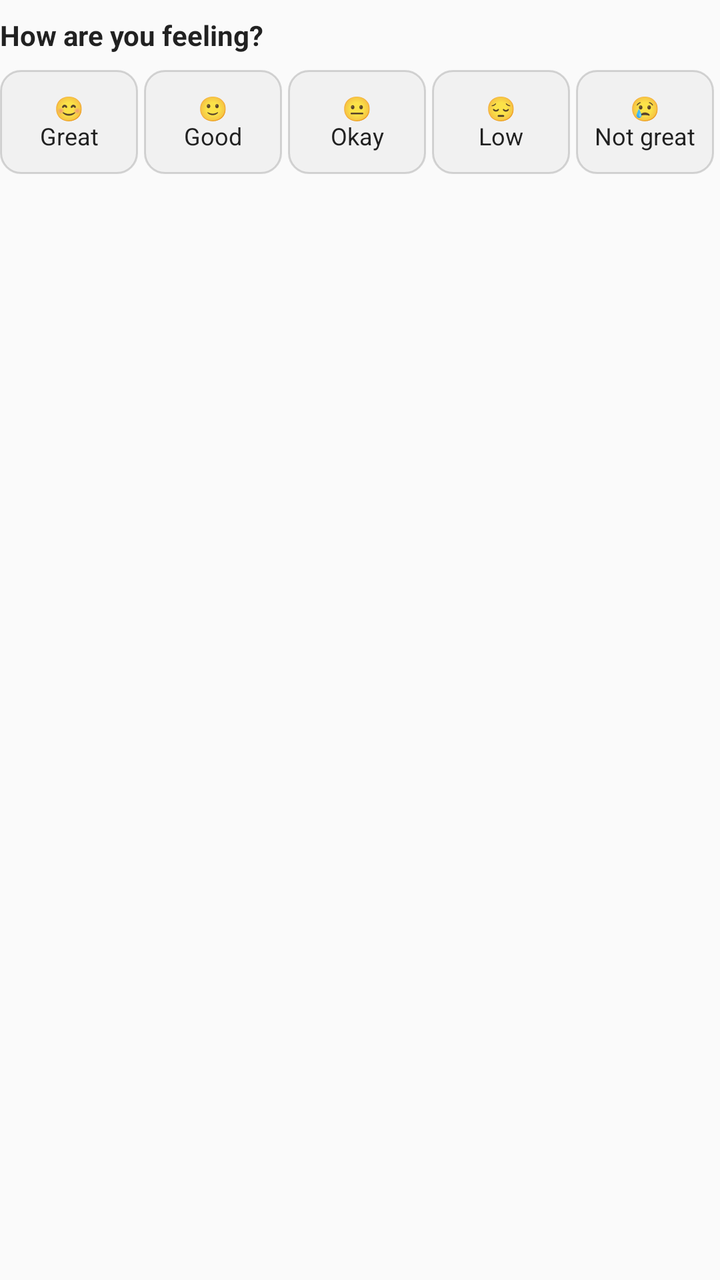
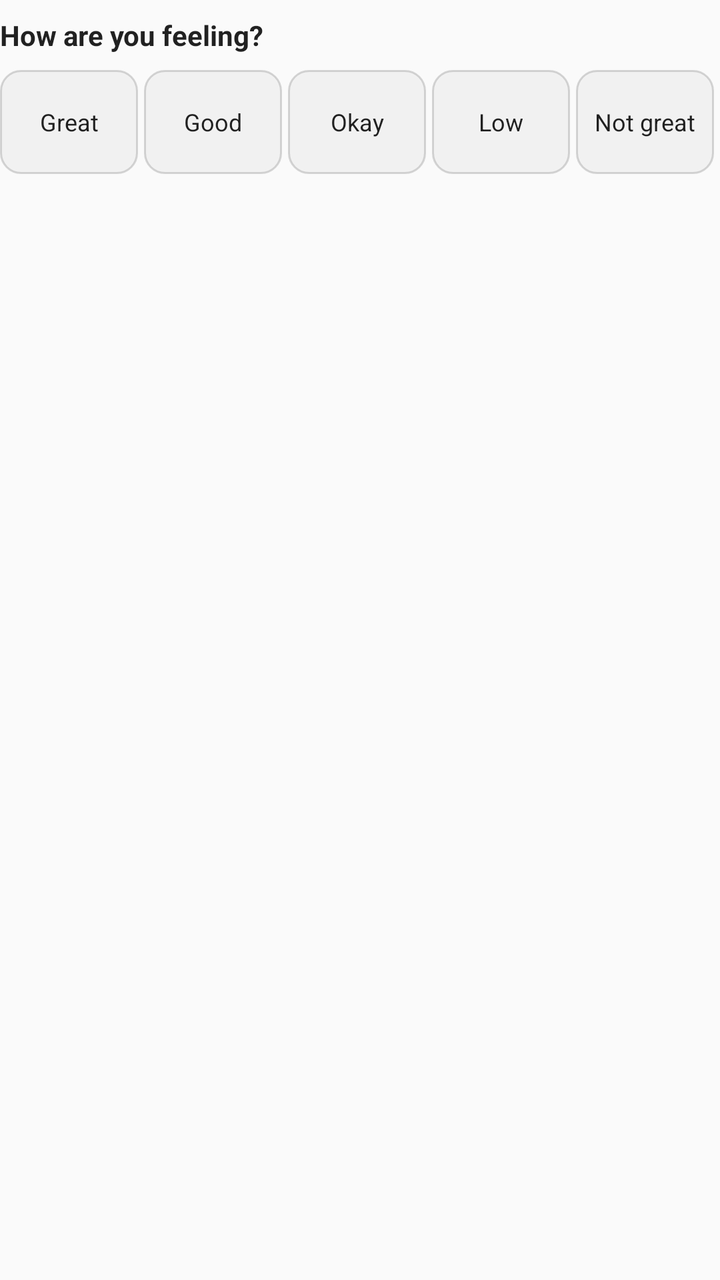

Screens rendered from an Android XML layout before and after an edit, with the pre-edit source and the edit as a unified diff.
<!-- AndroidManifest.xml: application theme Theme.Anchor -->
<!-- res/layout/mood_notification_expanded.xml -->
<?xml version="1.0" encoding="utf-8"?>
<LinearLayout xmlns:android="http://schemas.android.com/apk/res/android"
    android:layout_width="match_parent"
    android:layout_height="wrap_content"
    android:paddingTop="8dp"
    android:paddingBottom="8dp"
    android:orientation="vertical">

    <TextView
        android:layout_width="match_parent"
        android:layout_height="wrap_content"
        android:text="How are you feeling?"
        android:textStyle="bold"
        android:textColor="?android:attr/textColorPrimary"
        android:textSize="14sp"
        android:paddingBottom="8dp" />

    <LinearLayout
        android:layout_width="match_parent"
        android:layout_height="wrap_content"
        android:orientation="horizontal">

        <TextView android:id="@+id/mood_5" style="@style/MoodNotificationChoice" android:text="😊&#10;Great" />
        <TextView android:id="@+id/mood_4" style="@style/MoodNotificationChoice" android:text="🙂&#10;Good" />
        <TextView android:id="@+id/mood_3" style="@style/MoodNotificationChoice" android:text="😐&#10;Okay" />
        <TextView android:id="@+id/mood_2" style="@style/MoodNotificationChoice" android:text="😔&#10;Low" />
        <TextView android:id="@+id/mood_1" style="@style/MoodNotificationChoice" android:text="😢&#10;Not great" />
    </LinearLayout>
</LinearLayout>
<!-- resources referenced by this layout -->
<resources>
  <style name="MoodNotificationChoice">
          <item name="android:layout_width">0dp</item>
          <item name="android:layout_height">52dp</item>
          <item name="android:layout_weight">1</item>
          <item name="android:gravity">center</item>
          <item name="android:background">@drawable/mood_notification_choice</item>
          <item name="android:layout_marginEnd">3dp</item>
          <item name="android:textColor">?android:attr/textColorPrimary</item>
          <item name="android:textSize">12sp</item>
      </style>
  <style name="Theme.Anchor" parent="android:Theme.Material.Light.NoActionBar" />
  <!-- drawable mood_notification_choice (drawable) -->
  <?xml version="1.0" encoding="utf-8"?>
  <shape xmlns:android="http://schemas.android.com/apk/res/android" android:shape="rectangle">
      <corners android:radius="10dp" />
      <solid android:color="#16888888" />
      <stroke android:width="1dp" android:color="#55888888" />
  </shape>
</resources>

<!-- the commit's change to res/layout/mood_notification_expanded.xml (unified diff, before → after) -->
@@ -6,10 +6,12 @@
     android:paddingBottom="8dp"
     android:orientation="vertical">
 
+    
     <TextView
+        android:id="@+id/mood_prompt"
         android:layout_width="match_parent"
         android:layout_height="wrap_content"
-        android:text="How are you feeling?"
+        android:text="@string/mood_notification_question"
         android:textStyle="bold"
         android:textColor="?android:attr/textColorPrimary"
         android:textSize="14sp"
@@ -20,10 +22,10 @@
         android:layout_height="wrap_content"
         android:orientation="horizontal">
 
-        <TextView android:id="@+id/mood_5" style="@style/MoodNotificationChoice" android:text="😊&#10;Great" />
-        <TextView android:id="@+id/mood_4" style="@style/MoodNotificationChoice" android:text="🙂&#10;Good" />
-        <TextView android:id="@+id/mood_3" style="@style/MoodNotificationChoice" android:text="😐&#10;Okay" />
-        <TextView android:id="@+id/mood_2" style="@style/MoodNotificationChoice" android:text="😔&#10;Low" />
-        <TextView android:id="@+id/mood_1" style="@style/MoodNotificationChoice" android:text="😢&#10;Not great" />
+        <TextView android:id="@+id/mood_5" style="@style/MoodNotificationChoice" android:text="@string/mood_notification_great" />
+        <TextView android:id="@+id/mood_4" style="@style/MoodNotificationChoice" android:text="@string/mood_notification_good" />
+        <TextView android:id="@+id/mood_3" style="@style/MoodNotificationChoice" android:text="@string/mood_notification_okay" />
+        <TextView android:id="@+id/mood_2" style="@style/MoodNotificationChoice" android:text="@string/mood_notification_low" />
+        <TextView android:id="@+id/mood_1" style="@style/MoodNotificationChoice" android:text="@string/mood_notification_not_great" />
     </LinearLayout>
 </LinearLayout>
<!-- resource entries referenced after the edit -->
@@ -1,5 +1,11 @@
 <!-- resources referenced by this layout -->
 <resources>
+  <string name="mood_notification_good">Good</string>
+  <string name="mood_notification_great">Great</string>
+  <string name="mood_notification_low">Low</string>
+  <string name="mood_notification_not_great">Not great</string>
+  <string name="mood_notification_okay">Okay</string>
+  <string name="mood_notification_question">How are you feeling?</string>
   <style name="MoodNotificationChoice">
           <item name="android:layout_width">0dp</item>
           <item name="android:layout_height">52dp</item>
